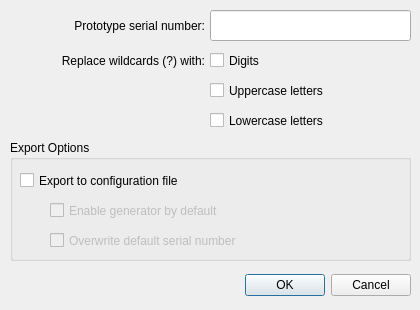
bloguetronica/cp2130-conf, file src/serialgeneratordialog.ui: the form before one commit.
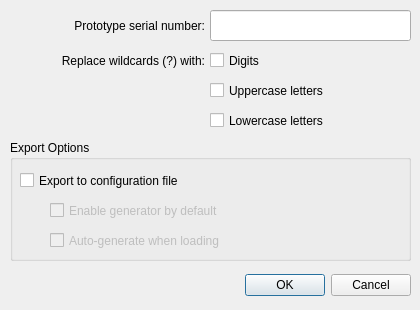
The form after the commit. Icons and pictures are not drawn.

Patch:
```diff
--- a/src/serialgeneratordialog.ui
+++ b/src/serialgeneratordialog.ui
@@ -196,7 +196,7 @@
      </rect>
     </property>
     <property name="text">
-     <string>Overwrite default serial number</string>
+     <string>Auto-generate when loading</string>
     </property>
    </widget>
   </widget>
```
Left out of the diff: 4 changed lines with no effect on the pictures.
